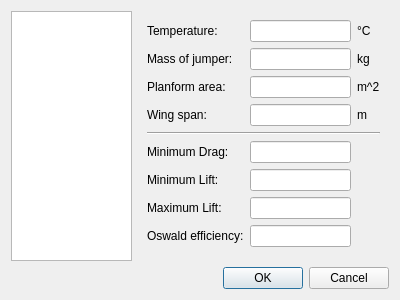
flysight/flysight-viewer-qt, file src/configdialog.ui: the form before one commit.
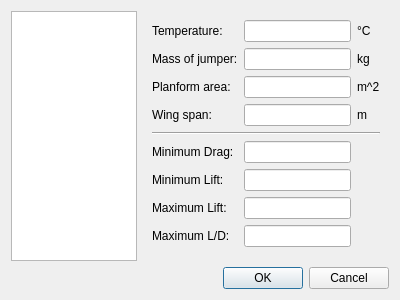
The form after the commit.

Commit message: Change to maximum L/D instead of Oswald efficiency

Patch:
```diff
--- a/src/configdialog.ui
+++ b/src/configdialog.ui
@@ -219,7 +219,7 @@
            <item row="8" column="0">
             <widget class="QLabel" name="label_14">
              <property name="text">
-              <string>Oswald efficiency:</string>
+              <string>Maximum L/D:</string>
              </property>
             </widget>
            </item>
```
Left out of the diff: 2 changed lines with no effect on the pictures. The commit also changes 5 other files.
